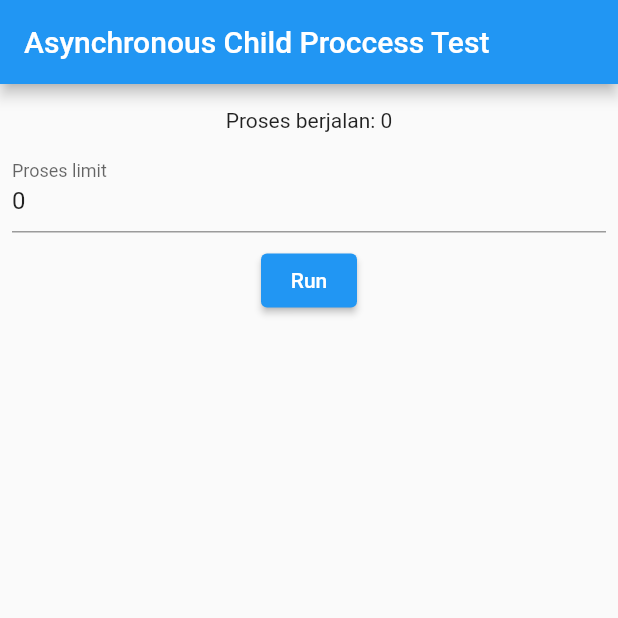
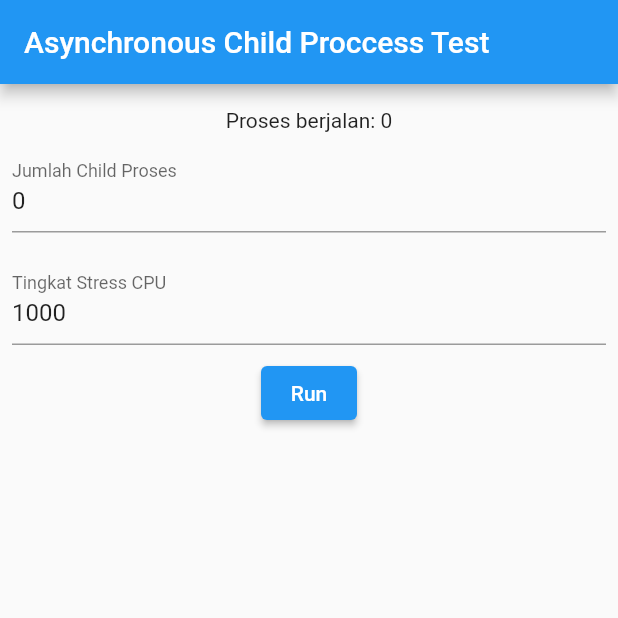
Before and after one commit to azuriaa/asynchronous-multithread-tester, a Flutter app: the screen it shows after launch, after a tap on "Run", on a phone screen of 412 x 824 dp, the top half of it. Run offline on Flutter 3.47's test engine with Material 2 defaults, Android fonts, the phone set to English and light mode, and no system bars.

Commit message:
Update main.dart

```diff
--- a/lib/main.dart
+++ b/lib/main.dart
@@ -1,3 +1,5 @@
+import 'dart:math';
+
 import 'package:flutter/foundation.dart';
 import 'package:flutter/material.dart';
 import 'package:flutter/services.dart';
@@ -29,14 +31,25 @@ class _HomeAppState extends State<HomeApp> {
   int currentProccess = 0;
   List<String> logs = [''];
 
-  // variable untuk penampung teks limit runner
+  // variable untuk penampung teks limit runner & CPU difficulty
   TextEditingController limitProccess = TextEditingController();
+  TextEditingController cpuStressLevel = TextEditingController();
 
-  Future<void> worker(int number) async {
+  Future<void> worker(int number, int level) async {
     // spawn child proses
     String result = await compute(
-      (message) => 'proses ke: $message selesai',
-      number,
+      (Map message) {
+        Random rng = Random();
+        int a = rng.nextInt(message['level']);
+        List b = [];
+        while (a - 1 != 1) {
+          b.add(a);
+          a = rng.nextInt(message['level']);
+        }
+
+        return 'proses ke: ${message['number']} selesai';
+      },
+      {'number': number, 'level': level},
     );
 
     // Update indikator child proses UI
@@ -55,6 +68,7 @@ class _HomeAppState extends State<HomeApp> {
 
     // Ubah dulu ke int, karna teks form jenis String
     int workerLimit = int.parse(limitProccess.value.text);
+    int level = int.parse(cpuStressLevel.value.text);
 
     // Update UI nya sesuai berapa jumlah yang dijalankan
     setState(() {
@@ -64,7 +78,7 @@ class _HomeAppState extends State<HomeApp> {
     // jalankan worker/child proses sejumlah limit nya
     int spawnedWorker = 0;
     while (spawnedWorker < workerLimit) {
-      worker(spawnedWorker);
+      worker(spawnedWorker, level);
       spawnedWorker++;
     }
   }
@@ -76,6 +90,7 @@ class _HomeAppState extends State<HomeApp> {
 
     // Set default teks form nya menjadi 0 agar tidak kosong
     limitProccess.text = '0';
+    cpuStressLevel.text = '1000';
   }
 
   // Bagian UI
@@ -98,7 +113,20 @@ class _HomeAppState extends State<HomeApp> {
                 controller: limitProccess,
                 decoration: const InputDecoration(
                   border: UnderlineInputBorder(),
-                  labelText: 'Proses limit',
+                  labelText: 'Jumlah Child Proses',
+                ),
+                inputFormatters: <TextInputFormatter>[
+                  FilteringTextInputFormatter.allow(RegExp('[0-9.]')),
+                ],
+              ),
+            ),
+            Padding(
+              padding: const EdgeInsets.all(8),
+              child: TextField(
+                controller: cpuStressLevel,
+                decoration: const InputDecoration(
+                  border: UnderlineInputBorder(),
+                  labelText: 'Tingkat Stress CPU',
                 ),
                 inputFormatters: <TextInputFormatter>[
                   FilteringTextInputFormatter.allow(RegExp('[0-9.]')),
```
